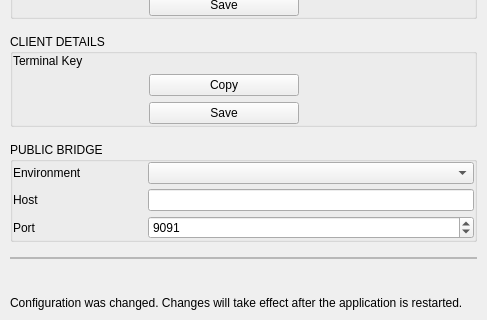
Above: BlockSettleUILib/Settings/NetworkSettingsPage.ui from BlockSettle/terminal before the change; both pictures show x 0 to 487 and y 231 to 551 of the 487 by 551 pixel window. Below: the same form after it.
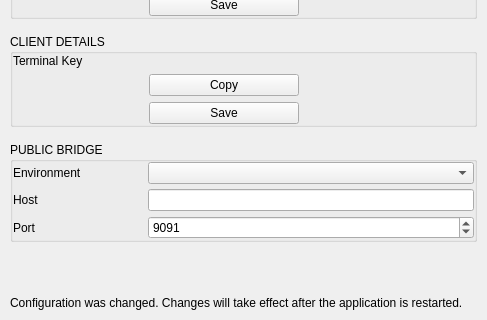
That is the form after the change.

Commit message: Terminal fixes: - signer settings key import - settings ui alignment fixes - `startupBIP150CTX settings

```diff
--- a/BlockSettleUILib/Settings/NetworkSettingsPage.ui
+++ b/BlockSettleUILib/Settings/NetworkSettingsPage.ui
@@ -893,51 +893,6 @@
      </layout>
     </widget>
    </item>
-   <item>
-    <widget class="QFrame" name="restartNotificationFrame">
-     <property name="sizePolicy">
-      <sizepolicy hsizetype="Preferred" vsizetype="Fixed">
-       <horstretch>0</horstretch>
-       <verstretch>0</verstretch>
-      </sizepolicy>
-     </property>
-     <property name="minimumSize">
-      <size>
-       <width>0</width>
-       <height>0</height>
-      </size>
-     </property>
-     <property name="styleSheet">
-      <string notr="true"/>
-     </property>
-     <property name="frameShape">
-      <enum>QFrame::StyledPanel</enum>
-     </property>
-     <property name="frameShadow">
-      <enum>QFrame::Raised</enum>
-     </property>
-     <property name="subtleLabel" stdset="0">
-      <bool>false</bool>
-     </property>
-     <layout class="QVBoxLayout" name="verticalLayout_2">
-      <property name="spacing">
-       <number>0</number>
-      </property>
-      <property name="leftMargin">
-       <number>0</number>
-      </property>
-      <property name="topMargin">
-       <number>0</number>
-      </property>
-      <property name="rightMargin">
-       <number>0</number>
-      </property>
-      <property name="bottomMargin">
-       <number>0</number>
-      </property>
-     </layout>
-    </widget>
-   </item>
    <item>
     <spacer name="verticalSpacer">
      <property name="orientation">
```
The commit also changes 7 other files.
